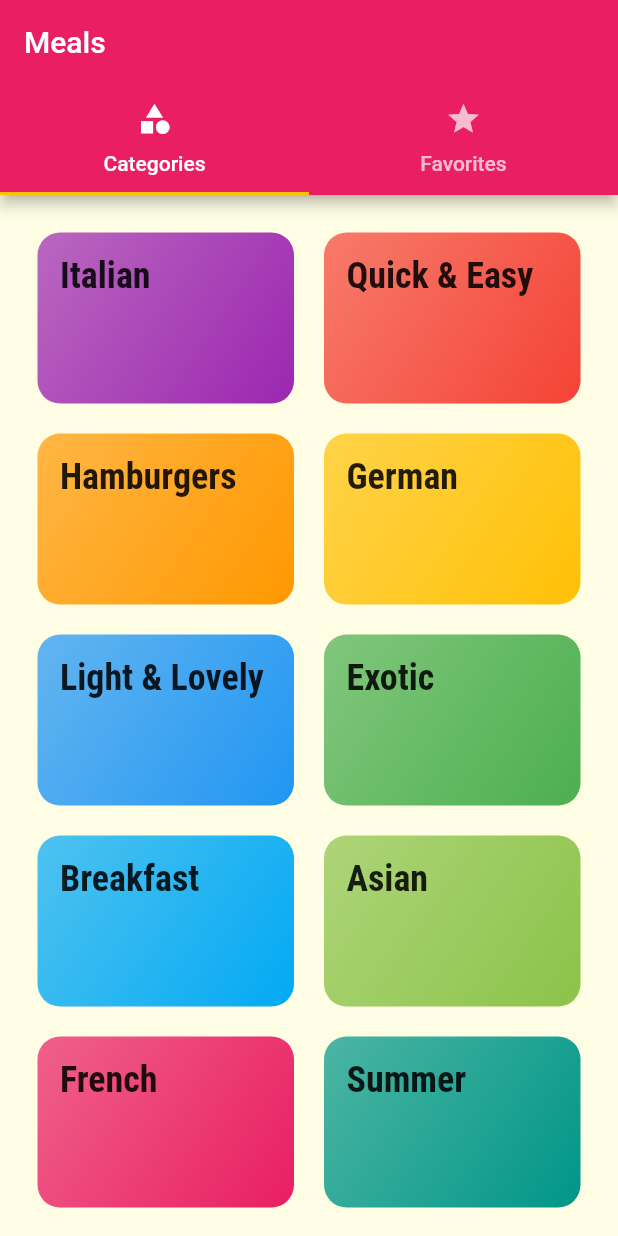
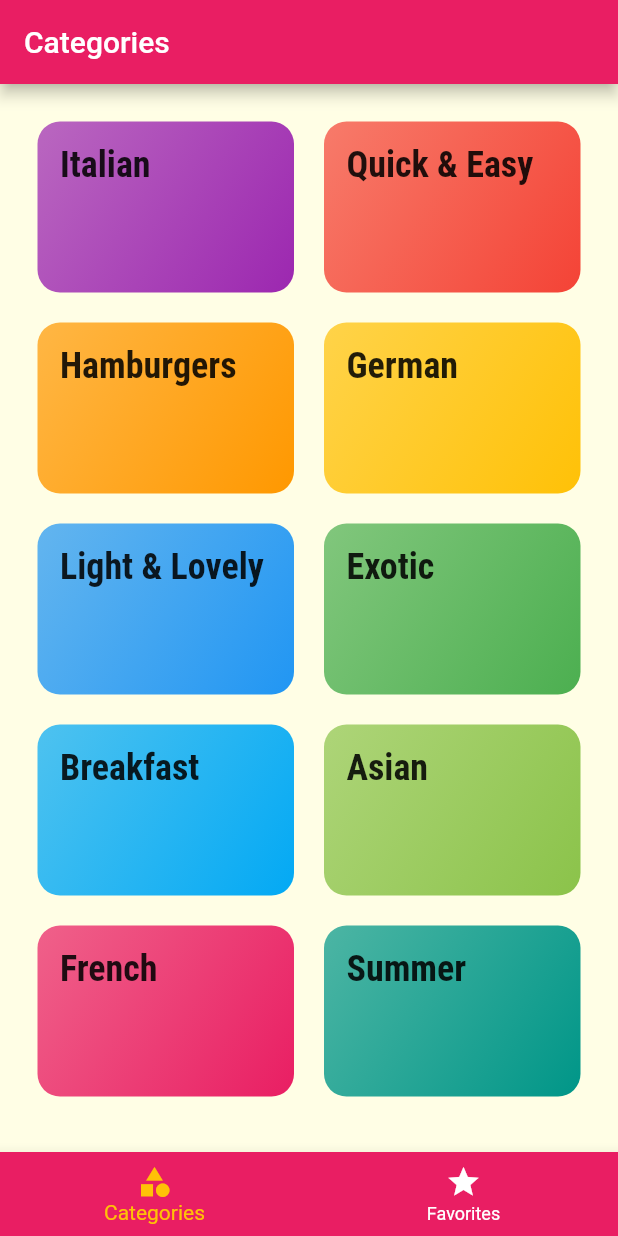
Before and after one commit to jhunderdog/mealapp, a Flutter app: the screen it shows after launch, on a phone screen of 412 x 824 dp. Run offline on Flutter 3.47's test engine with Material 2 defaults, Android fonts, the phone set to English and light mode, and no system bars; Roboto replaces fonts that are missing (Railway).

```diff
--- a/lib/screens/tabs_screen.dart
+++ b/lib/screens/tabs_screen.dart
@@ -8,35 +8,49 @@ class TabsScreen extends StatefulWidget {
 }
 
 class _TabsScreenState extends State<TabsScreen> {
+  final List<Map<String, Object>> _pages = [
+    {
+      'page': CategoriesScreen(),
+      'title': 'Categories',
+    },
+    {
+      'page': FavoritesScreen(),
+      'title': 'Your Favorites',
+    }
+  ];
+  int _selectedPageIndex = 0;
+  void _selectPage(int index) {
+    setState(() {
+      _selectedPageIndex = index;
+    });
+  }
+
   @override
   Widget build(BuildContext context) {
-    return DefaultTabController(
-      length: 2,
-      initialIndex: 0,
-      child: Scaffold(
-        appBar: AppBar(
-          title: Text('Meals'),
-          bottom: TabBar(
-            tabs: [
-              Tab(
-                icon: Icon(Icons.category),
-                text: 'Categories',
-              ),
-              Tab(
-                icon: Icon(
-                  Icons.star,
-                ),
-                text: 'Favorites',
-              ),
-            ],
+    return Scaffold(
+      appBar: AppBar(
+        title: Text(_pages[_selectedPageIndex]['title']),
+      ),
+      body: _pages[_selectedPageIndex]['page'],
+      bottomNavigationBar: BottomNavigationBar(
+        onTap: _selectPage,
+        backgroundColor: Theme.of(context).primaryColor,
+        unselectedItemColor: Colors.white,
+        selectedItemColor: Theme.of(context).accentColor,
+        currentIndex: _selectedPageIndex,
+        type: BottomNavigationBarType.fixed,
+        items: [
+          BottomNavigationBarItem(
+            backgroundColor: Theme.of(context).primaryColor,
+            icon: Icon(Icons.category),
+            title: Text('Categories'),
           ),
-        ),
-        body: TabBarView(
-          children: [
-            CategoriesScreen(),
-            FavoritesScreen(),
-          ],
-        ),
+          BottomNavigationBarItem(
+            backgroundColor: Theme.of(context).primaryColor,
+            icon: Icon(Icons.star),
+            title: Text('Favorites'),
+          )
+        ],
       ),
     );
   }
```
